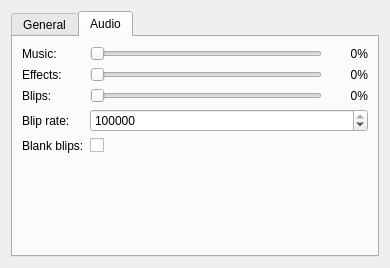
First picture: the form in res/ui/config_panel.ui, repository Chrezm/DRO-Client, before the edit.
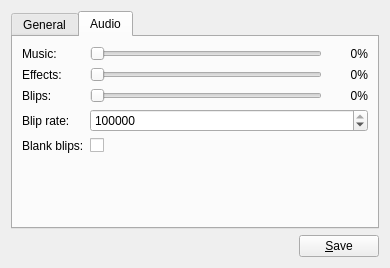
Second picture: the form after the edit. The open tabs and pages were chosen to show the change.

```diff
--- a/res/ui/config_panel.ui
+++ b/res/ui/config_panel.ui
@@ -368,6 +368,30 @@
      </widget>
     </widget>
    </item>
+   <item>
+    <layout class="QHBoxLayout" name="horizontalLayout_5">
+     <item>
+      <spacer name="horizontalSpacer">
+       <property name="orientation">
+        <enum>Qt::Horizontal</enum>
+       </property>
+       <property name="sizeHint" stdset="0">
+        <size>
+         <width>40</width>
+         <height>20</height>
+        </size>
+       </property>
+      </spacer>
+     </item>
+     <item>
+      <widget class="QPushButton" name="save">
+       <property name="text">
+        <string>&amp;Save</string>
+       </property>
+      </widget>
+     </item>
+    </layout>
+   </item>
   </layout>
  </widget>
  <resources/>
```
Left out of the diff: 9 changed lines with no effect on the pictures.
